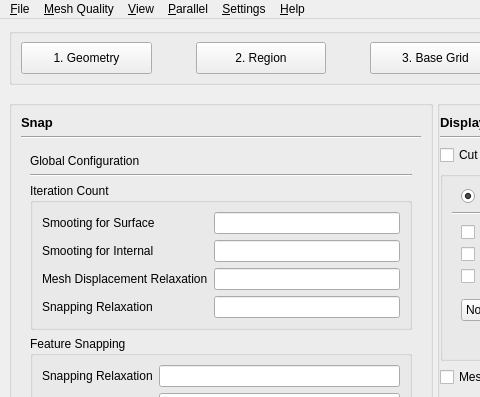
This is baramMesh/view/main_window/main_window.ui in nextfoam/baram as Qt 5 draws it before an edit; both pictures show x 0 to 480 and y 0 to 397 of the 1221 by 891 pixel window. The edited form follows.
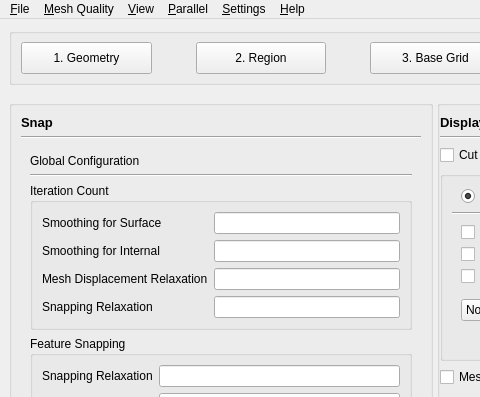
This is the edited form. The open tabs and pages were chosen to show the change. Icons and pictures are not drawn. Custom widgets are drawn as their Qt base class.

Patch:
```diff
--- a/baramMesh/view/main_window/main_window.ui
+++ b/baramMesh/view/main_window/main_window.ui
@@ -1504,7 +1504,7 @@
                          <item row="0" column="0">
                           <widget class="QLabel" name="label_21">
                            <property name="text">
-                            <string>Smooting for Surface</string>
+                            <string>Smoothing for Surface</string>
                            </property>
                           </widget>
                          </item>
@@ -1514,7 +1514,7 @@
                          <item row="1" column="0">
                           <widget class="QLabel" name="label_22">
                            <property name="text">
-                            <string>Smooting for Internal</string>
+                            <string>Smoothing for Internal</string>
                            </property>
                           </widget>
                          </item>
```
Left out of the diff: 4 changed lines with no effect on the pictures.
